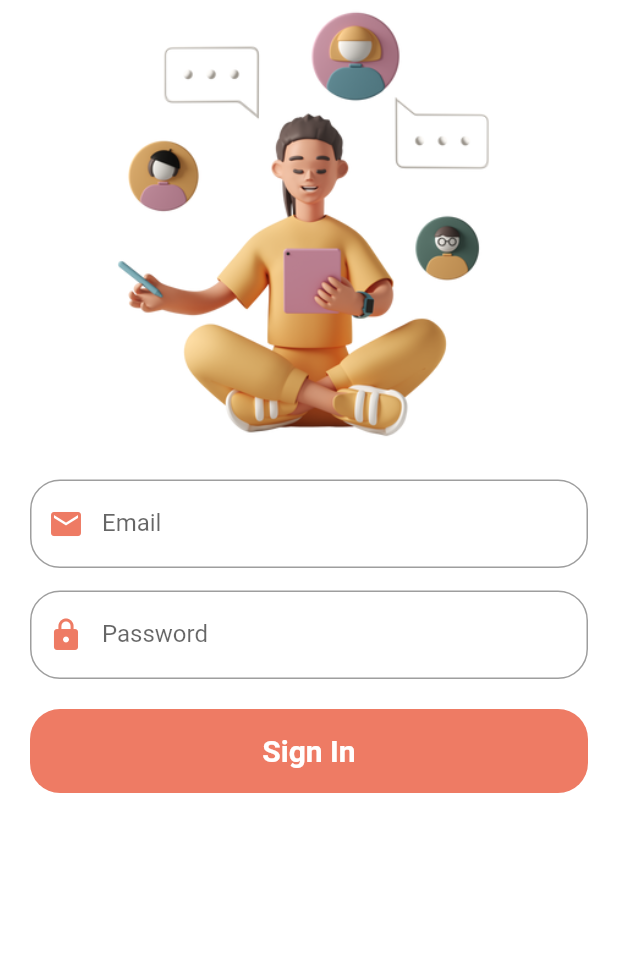
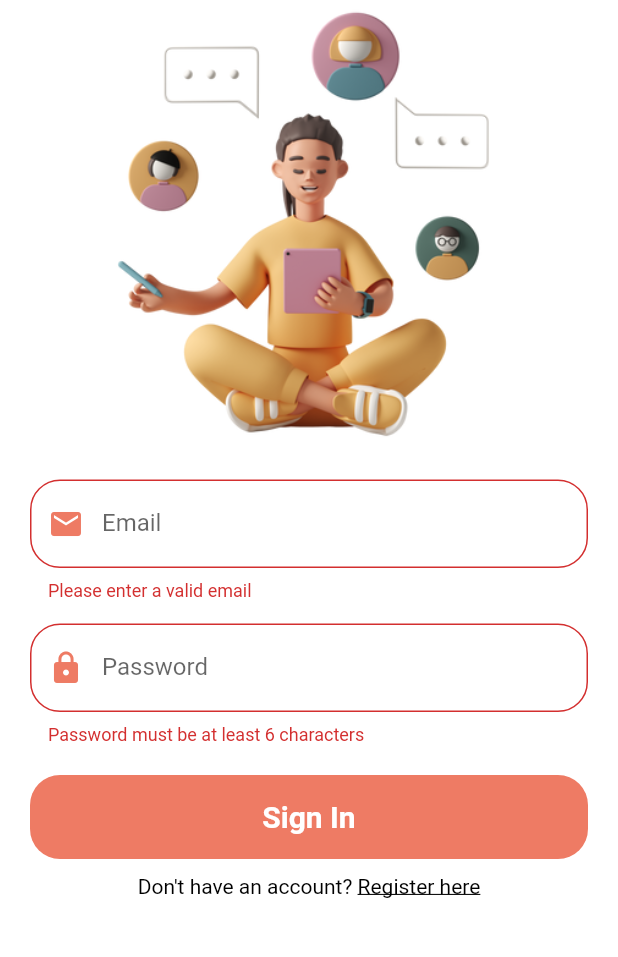
Before and after one commit to Sandeep-coder-app/Chat-App, a Flutter app: the screen it shows after launch, after a tap on "Sign In", on a phone screen of 412 x 824 dp, the part 191-1148 px from its top. Run offline on Flutter 3.47's test engine with Material 2 defaults, Android fonts, the phone set to English and light mode, and no system bars; our stand-ins replace cloud_firestore, firebase_auth, firebase_core, fluttertoast, shared_preferences; accounts and stored records are empty.

Commit message:
login , register

```diff
--- a/lib/auth/login_page.dart
+++ b/lib/auth/login_page.dart
@@ -1,5 +1,13 @@
+import 'package:chat_app/Helper/helper_func.dart';
+import 'package:chat_app/Pages/home_page.dart';
 import 'package:chat_app/Widget/constants.dart';
+import 'package:chat_app/Widget/toast.dart';
+import 'package:chat_app/auth/register_page.dart';
 import 'package:chat_app/service/auth_service.dart';
+import 'package:chat_app/service/database_service.dart';
+import 'package:cloud_firestore/cloud_firestore.dart';
+import 'package:firebase_auth/firebase_auth.dart';
+import 'package:flutter/gestures.dart';
 import 'package:flutter/material.dart';
 
 class LoginPage extends StatefulWidget {
@@ -98,7 +106,7 @@ class _LoginPageState extends State<LoginPage> {
                 ),
                 GestureDetector(
                   onTap: () {
-
+                    login();
                   },
                   child: Container(
                     alignment: Alignment.center,
@@ -118,7 +126,25 @@ class _LoginPageState extends State<LoginPage> {
                   height: 10,
                 ),
 
-
+                Text.rich(TextSpan(
+                  text: "Don't have an account? ",
+                  style: const TextStyle(
+                    color: Colors.black, fontSize: 14
+                  ),
+                  children: <TextSpan>[
+                    TextSpan(
+                      text: "Register here",
+                      style: const TextStyle(
+                        color: Colors.black,
+                        decoration: TextDecoration.underline
+                      ),
+                      recognizer: TapGestureRecognizer()
+                      ..onTap = () {
+                        Navigator.push(context, MaterialPageRoute(builder: (context) => RegisterPage()));
+                      }
+                    )
+                  ],
+                ))
               ],
             ),
           ),
@@ -126,4 +152,21 @@ class _LoginPageState extends State<LoginPage> {
       ),
     );
   }
+  login() async {
+    if(formKey.currentState!.validate()) {
+      await authService.loginWithUserNameandPassword(email, password).then((value) async {
+        if(value == true) {
+          QuerySnapshot snapshot = await DatabaseService(uid: FirebaseAuth.instance.currentUser!.uid).gettingUserData(email);
+
+          // Saving the value to our shared preferences
+          await Helper.saveUserLoggedInStatus(true);
+          await Helper.saveUserEmailSF(email);
+          await Helper.saveUserNameSF(snapshot.docs[0]['fullName']);
+          Navigator.pushReplacement(context, MaterialPageRoute(builder: (context) => HomePage()));
+        } else {
+          flutterToast(value);
+        }
+      });
+    }
+  }
 }
```
Also changed, not shown: lib/Widget/toast.dart (added, +12 -0 lines), lib/auth/register_page.dart (+113 -1 lines).
